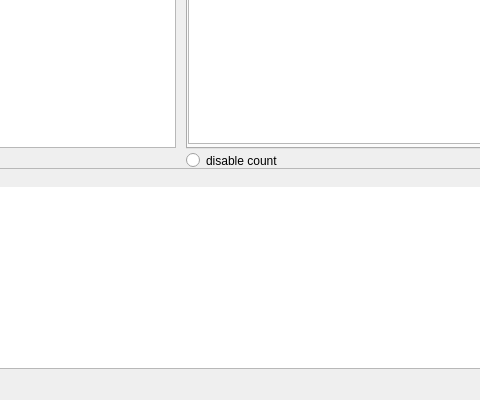
Above: src/gui/ui_designs/gui_prototype1.2_graphics_view.ui from Nikolajkng/NanoparticleAnalysis before the change; both pictures show x 564 to 1044 and y 401 to 801 of the 1326 by 801 pixel window. Below: the same form after it.
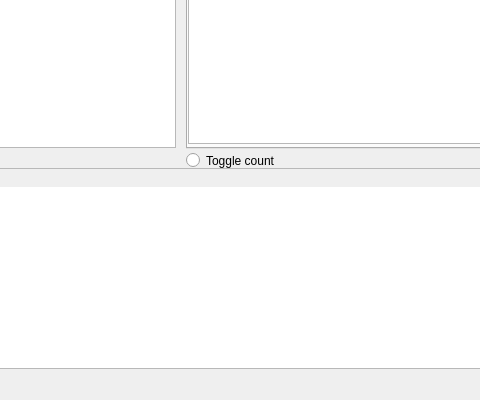
That is the form after the change.

Commit message: added toggler for count annotations

The edit to the form file:
```diff
--- a/src/gui/ui_designs/gui_prototype1.2_graphics_view.ui
+++ b/src/gui/ui_designs/gui_prototype1.2_graphics_view.ui
@@ -430,7 +430,7 @@
      </rect>
     </property>
     <property name="text">
-     <string>disable count</string>
+     <string>Toggle count</string>
     </property>
    </widget>
   </widget>
```
The commit also changes 4 other files.
